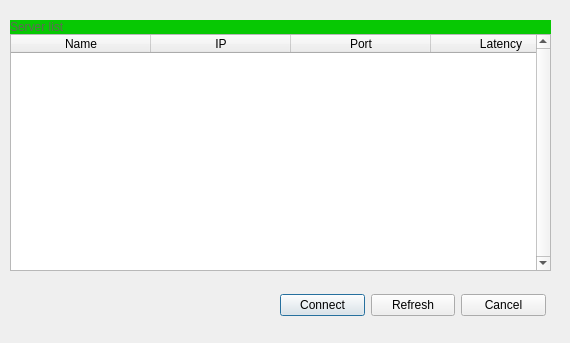
Before: the Qt Designer form scanwindow.ui in Gallonchoi/Telegram, drawn with Qt 5.
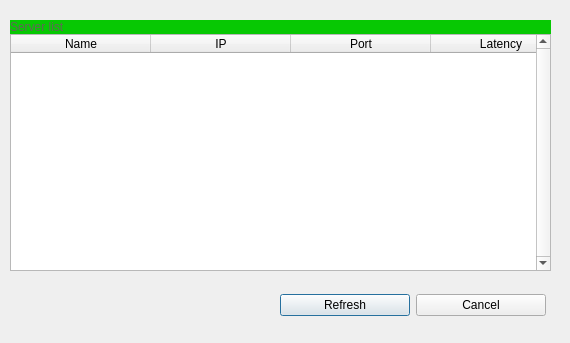
After: the same form once the commit is applied.

Patch:
```diff
--- a/scanwindow.ui
+++ b/scanwindow.ui
@@ -23,13 +23,6 @@
     </rect>
    </property>
    <layout class="QHBoxLayout" name="scanButtonLayout">
-    <item>
-     <widget class="QPushButton" name="connectButton">
-      <property name="text">
-       <string>Connect</string>
-      </property>
-     </widget>
-    </item>
     <item>
      <widget class="QPushButton" name="refreshButton">
       <property name="text">
```
